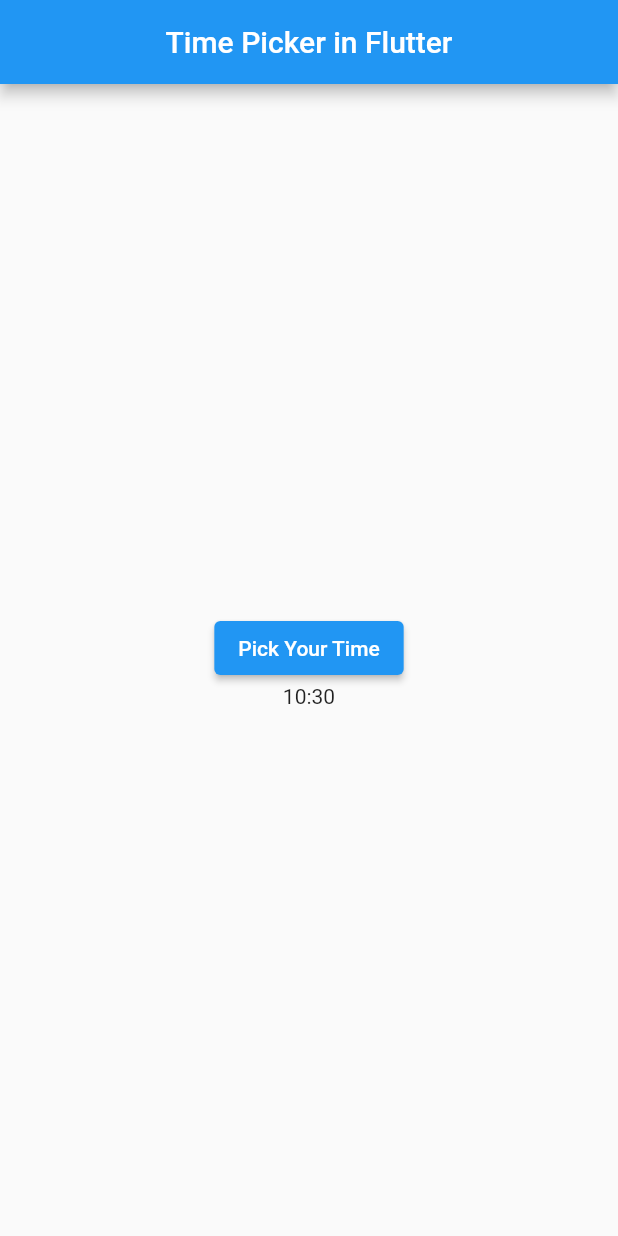
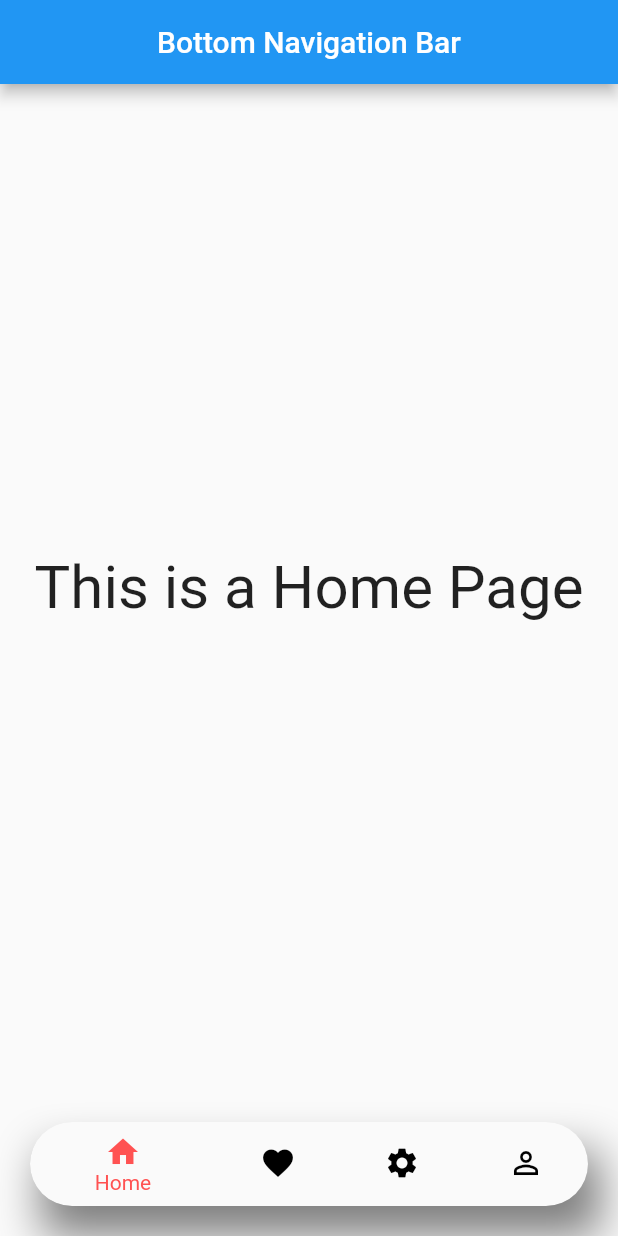
Before and after one commit to Nabinji/flutter_project, a Flutter app: the screen it shows after launch, on a phone screen of 412 x 824 dp. Run offline on Flutter 3.47's test engine with Material 2 defaults, Android fonts, the phone set to English and light mode, and no system bars; our stand-ins replace another_carousel_pro, font_awesome_flutter, readmore; missing offline and left inert: flutter_bs_ad_calendar.

Commit message:
now code update

```diff
--- /dev/null
+++ b/lib/bottom_navigation_bar/bottom_nav_bar.dart
@@ -0,0 +1,63 @@
+import 'package:flutter/material.dart';
+import 'package:my_project/bottom_navigation_bar/favorite.dart';
+import 'package:my_project/bottom_navigation_bar/home.dart';
+import 'package:my_project/bottom_navigation_bar/profile.dart';
+import 'package:my_project/bottom_navigation_bar/setting.dart';
+
+class MyButtomNavBar extends StatefulWidget {
+  const MyButtomNavBar({super.key});
+
+  @override
+  State<MyButtomNavBar> createState() => _MyButtomNavBarState();
+}
+
+class _MyButtomNavBarState extends State<MyButtomNavBar> {
+  int myCurrentIndex = 0;
+  List pages = const [
+    HomePage(),
+    FavoritePage(),
+    SettingPage(),
+    ProfilePage(),
+  ];
+  @override
+  Widget build(BuildContext context) {
+    return Scaffold(
+      appBar: AppBar(
+        centerTitle: true,
+        title: const Text("Bottom Navigation Bar"),
+      ),
+      bottomNavigationBar: Container(
+        margin: const EdgeInsets.symmetric(horizontal: 20, vertical: 20),
+        decoration: BoxDecoration(boxShadow: [
+          BoxShadow(
+              color: Colors.black.withOpacity(0.5),
+              blurRadius: 25,
+              offset: const Offset(8, 20))
+        ]),
+        child: ClipRRect(
+          borderRadius: BorderRadius.circular(30),
+          child: BottomNavigationBar(
+              backgroundColor: Colors.white,
+              selectedItemColor: Colors.redAccent,
+              unselectedItemColor: Colors.black,
+              currentIndex: myCurrentIndex,
+              onTap: (index) {
+                setState(() {
+                  myCurrentIndex = index;
+                });
+              },
+              items: const [
+                BottomNavigationBarItem(icon: Icon(Icons.home), label: "Home"),
+                BottomNavigationBarItem(
+                    icon: Icon(Icons.favorite), label: "Favorite"),
+                BottomNavigationBarItem(
+                    icon: Icon(Icons.settings), label: "Setting"),
+                BottomNavigationBarItem(
+                    icon: Icon(Icons.person_outline), label: "Profile"),
+              ]),
+        ),
+      ),
+      body: pages[myCurrentIndex],
+    );
+  }
+}
--- /dev/null
+++ b/lib/bottom_navigation_bar/home.dart
@@ -0,0 +1,17 @@
+import 'package:flutter/material.dart';
+
+class HomePage extends StatelessWidget {
+  const HomePage({super.key});
+
+  @override
+  Widget build(BuildContext context) {
+    return const Scaffold(
+      body: Center(
+        child: Text(
+          "This is a Home Page",
+          style: TextStyle(fontSize: 40),
+        ),
+      ),
+    );
+  }
+}
--- a/lib/main.dart
+++ b/lib/main.dart
@@ -1,5 +1,5 @@
 import 'package:flutter/material.dart';
-import 'package:my_project/Date%20and%20Time/time_picker.dart';
+import 'package:my_project/bottom_navigation_bar/bottom_nav_bar.dart';
 
 void main() {
   runApp(const MyApp());
@@ -11,8 +11,6 @@ class MyApp extends StatelessWidget {
   @override
   Widget build(BuildContext context) {
     return const MaterialApp(
-      debugShowCheckedModeBanner: false,
-      home: MyTimePicker(),
-    );
+        debugShowCheckedModeBanner: false, home: MyButtomNavBar());
   }
 }
```
Also changed, not shown: lib/Popup Menu/menu_items.dart (added, +16 -0 lines), lib/Popup Menu/popup_menu.dart (added, +47 -0 lines), lib/Popup Menu/setting.dart (added, +14 -0 lines), lib/bottom_navigation_bar/favorite.dart (added, +17 -0 lines), lib/bottom_navigation_bar/profile.dart (added, +17 -0 lines), lib/bottom_navigation_bar/setting.dart (added, +17 -0 lines), lib/dropdown_button.dart (added, +60 -0 lines), pubspec.lock.
